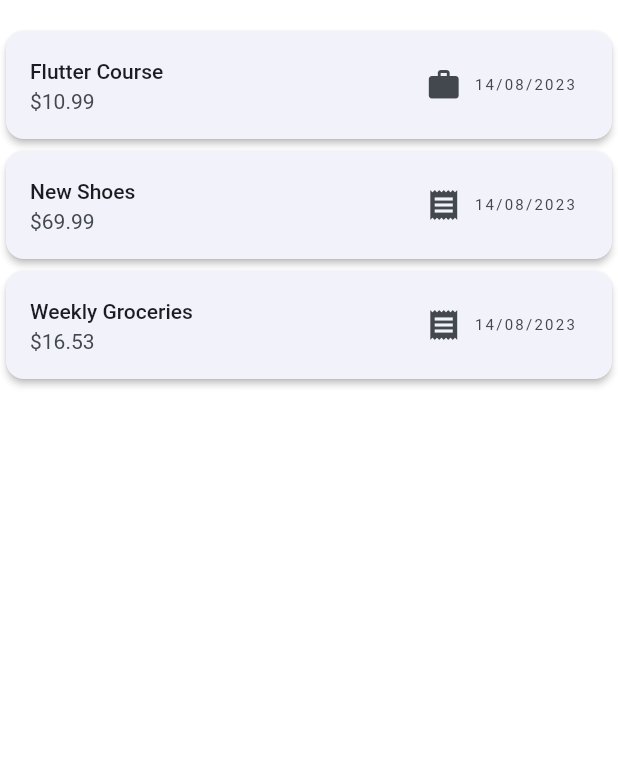
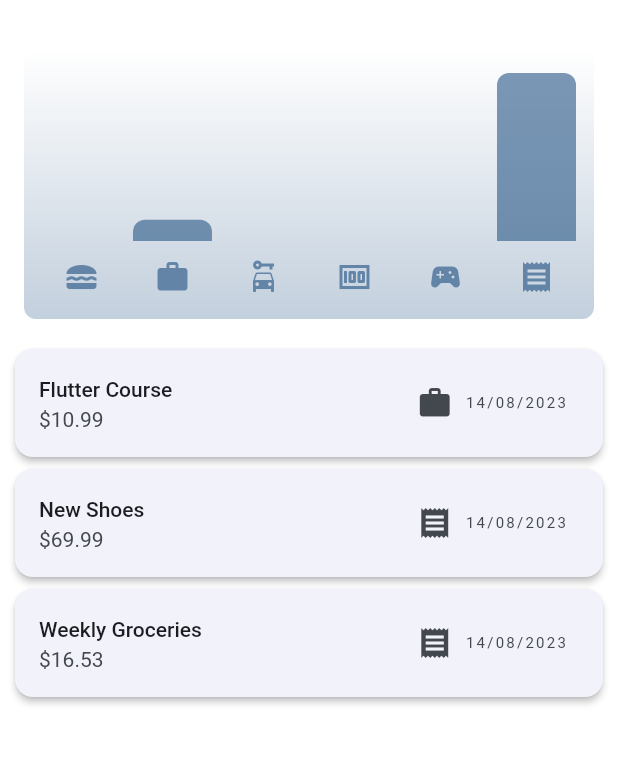
Before and after one commit to red-malone/expense_tracker, a Flutter app: the screen it shows after launch, on a phone screen of 412 x 824 dp, the part 59-824 px from its top. Run offline on Flutter 3.47's test engine with Material 2 defaults, Android fonts, the phone set to English and light mode, and no system bars.

Commit message:
Dark mode complete

```diff
--- a/lib/main.dart
+++ b/lib/main.dart
@@ -3,11 +3,31 @@ import 'package:expense_tracker/widgets/expense_tracker.dart';
 
 var kColorScheme = ColorScheme.fromSeed(
   seedColor: Colors.blue,
-  );
+);
 
+var kdarkmodeColorScheme = ColorScheme.fromSeed(
+  seedColor: Colors.blue,
+  brightness: Brightness.dark,
+);
 void main() {
   runApp(
     MaterialApp(
+      darkTheme: ThemeData.dark().copyWith(
+        useMaterial3: true,
+        scaffoldBackgroundColor: Colors.black,
+        colorScheme: kdarkmodeColorScheme,
+        appBarTheme: const AppBarTheme().copyWith(
+          backgroundColor: Colors.black,
+          foregroundColor: Colors.white,
+        ),
+        cardTheme: const CardTheme().copyWith(
+          margin: const EdgeInsets.symmetric(
+            horizontal:10,
+            vertical:4,
+            ),
+          elevation: 2,
+        ),
+      ),
       theme: ThemeData().copyWith(
         useMaterial3: true,
         scaffoldBackgroundColor: Colors.white,
@@ -17,6 +37,10 @@ void main() {
           foregroundColor: Colors.black,
         ),
         cardTheme: const CardTheme().copyWith(
+          margin: const EdgeInsets.symmetric(
+            horizontal:10,
+            vertical:4,
+            ),
           elevation: 2,
         ),
       ),
--- a/lib/models/expense.dart
+++ b/lib/models/expense.dart
@@ -2,7 +2,7 @@ import 'package:flutter/material.dart';
 import 'package:intl/intl.dart';
 import 'package:uuid/uuid.dart';
 
-final formatter =DateFormat('dd/MM/yyyy');
+final formatter = DateFormat('dd/MM/yyyy');
 
 const uuid = Uuid();
 
@@ -16,12 +16,12 @@ enum Category {
 }
 
 const categoryicons = {
-  Category.food:Icons.lunch_dining,
-  Category.work:Icons.work,
-  Category.transportation:Icons.car_rental,
-  Category.bills:Icons.money,
-  Category.entertainment:Icons.sports_esports,
-  Category.other:Icons.receipt,
+  Category.food: Icons.lunch_dining,
+  Category.work: Icons.work,
+  Category.transportation: Icons.car_rental,
+  Category.bills: Icons.money,
+  Category.entertainment: Icons.sports_esports,
+  Category.other: Icons.receipt,
 };
 
 class Expense {
@@ -38,7 +38,31 @@ class Expense {
     required this.category,
   }) : id = uuid.v4();
 
-  String get formattedDate{
+  String get formattedDate {
     return formatter.format(date);
   }
 }
+
+class ExpenseBucket {
+  final Category category;
+  final List<Expense> expenses;
+  const ExpenseBucket({
+    required this.category,
+    required this.expenses,
+  });
+
+  ExpenseBucket.forCategory(List<Expense> allExpenses, this.category)
+      : expenses = allExpenses
+      .where((expense) => expense.category == category)
+      .toList();
+
+  double get totalamount {
+    double total = 0;
+
+    for (final expense in expenses) {
+      total += expense.amount;
+    }
+
+    return total;
+  }
+}
--- /dev/null
+++ b/lib/widgets/charts/chart.dart
@@ -0,0 +1,97 @@
+import 'package:flutter/material.dart';
+
+import 'package:expense_tracker/widgets/charts/chart_bar.dart';
+import 'package:expense_tracker/models/expense.dart';
+
+class Chart extends StatelessWidget {
+  const Chart({super.key, required this.expenses});
+
+  final List<Expense> expenses;
+
+  List<ExpenseBucket> get buckets {
+    return [
+      ExpenseBucket.forCategory(expenses, Category.food),
+      ExpenseBucket.forCategory(expenses, Category.work),
+      ExpenseBucket.forCategory(expenses, Category.transportation),
+      ExpenseBucket.forCategory(expenses, Category.bills),
+      ExpenseBucket.forCategory(expenses, Category.entertainment),
+      ExpenseBucket.forCategory(expenses, Category.other),
+    ];
+  }
+
+  double get maxTotalExpense {
+    double maxTotalExpense = 0;
+
+    for (final bucket in buckets) {
+      if (bucket.totalamount > maxTotalExpense) {
+        maxTotalExpense = bucket.totalamount;
+      }
+    }
+
+    return maxTotalExpense;
+  }
+
+  @override
+  Widget build(BuildContext context) {
+    final isDarkMode =
+        MediaQuery.of(context).platformBrightness == Brightness.dark;
+    return Container(
+      margin: const EdgeInsets.all(16),
+      padding: const EdgeInsets.symmetric(
+        vertical: 16,
+        horizontal: 8,
+      ),
+      width: double.infinity,
+      height: 180,
+      decoration: BoxDecoration(
+        borderRadius: BorderRadius.circular(8),
+        gradient: LinearGradient(
+          colors: [
+            Theme.of(context).colorScheme.primary.withOpacity(0.3),
+            Theme.of(context).colorScheme.primary.withOpacity(0.0)
+          ],
+          begin: Alignment.bottomCenter,
+          end: Alignment.topCenter,
+        ),
+      ),
+      child: Column(
+        children: [
+          Expanded(
+            child: Row(
+              crossAxisAlignment: CrossAxisAlignment.end,
+              children: [
+                for (final bucket in buckets) // alternative to map()
+                  ChartBar(
+                    fill: bucket.totalamount == 0
+                        ? 0
+                        : bucket.totalamount / maxTotalExpense,
+                  )
+              ],
+            ),
+          ),
+          const SizedBox(height: 12),
+          Row(
+            children: buckets
+                .map(
+                  (bucket) => Expanded(
+                    child: Padding(
+                      padding: const EdgeInsets.symmetric(horizontal: 4),
+                      child: Icon(
+                        categoryicons[bucket.category],
+                        color: isDarkMode
+                            ? Theme.of(context).colorScheme.secondary
+                            : Theme.of(context)
+                                .colorScheme
+                                .primary
+                                .withOpacity(0.7),
+                      ),
+                    ),
+                  ),
+                )
+                .toList(),
+          )
+        ],
+      ),
+    );
+  }
+}
--- /dev/null
+++ b/lib/widgets/charts/chart_bar.dart
@@ -0,0 +1,34 @@
+import 'package:flutter/material.dart';
+
+class ChartBar extends StatelessWidget {
+  const ChartBar({
+    super.key,
+    required this.fill,
+  });
+
+  final double fill;
+
+  @override
+  Widget build(BuildContext context) {
+    final isDarkMode =
+        MediaQuery.of(context).platformBrightness == Brightness.dark;
+    return Expanded(
+      child: Padding(
+        padding: const EdgeInsets.symmetric(horizontal: 4),
+        child: FractionallySizedBox(
+          heightFactor: fill,
+          child: DecoratedBox(
+            decoration: BoxDecoration(
+              shape: BoxShape.rectangle,
+              borderRadius:
+                  const BorderRadius.vertical(top: Radius.circular(8)),
+              color: isDarkMode
+                  ? Theme.of(context).colorScheme.secondary
+                  : Theme.of(context).colorScheme.primary.withOpacity(0.65),
+            ),
+          ),
+        ),
+      ),
+    );
+  }
+}
--- a/lib/widgets/expense_list/expense_list.dart
+++ b/lib/widgets/expense_list/expense_list.dart
@@ -15,6 +15,12 @@ class Expenselist extends StatelessWidget {
       itemCount: expenses.length,
       itemBuilder: (context, index) {
         return Dismissible(
+          background: Container(
+            color: Theme.of(context).colorScheme.error.withOpacity(.75),
+            margin: EdgeInsets.symmetric(
+              horizontal: Theme.of(context).cardTheme.margin!.horizontal,
+            ),
+          ),
           key: ValueKey(
             expenses[index],
           ),
--- a/lib/widgets/expense_tracker.dart
+++ b/lib/widgets/expense_tracker.dart
@@ -1,3 +1,4 @@
+import 'package:expense_tracker/widgets/charts/chart.dart';
 import 'package:expense_tracker/widgets/expense_list/expense_list.dart';
 import 'package:expense_tracker/widgets/new_expense.dart';
 import 'package:flutter/material.dart';
@@ -88,6 +89,7 @@ class _ExpensesState extends State<Expenses> {
       ),
       body: Column(
         children: [
+          Chart(expenses: _expenses),
           Expanded(
             child: content,
           )
```
